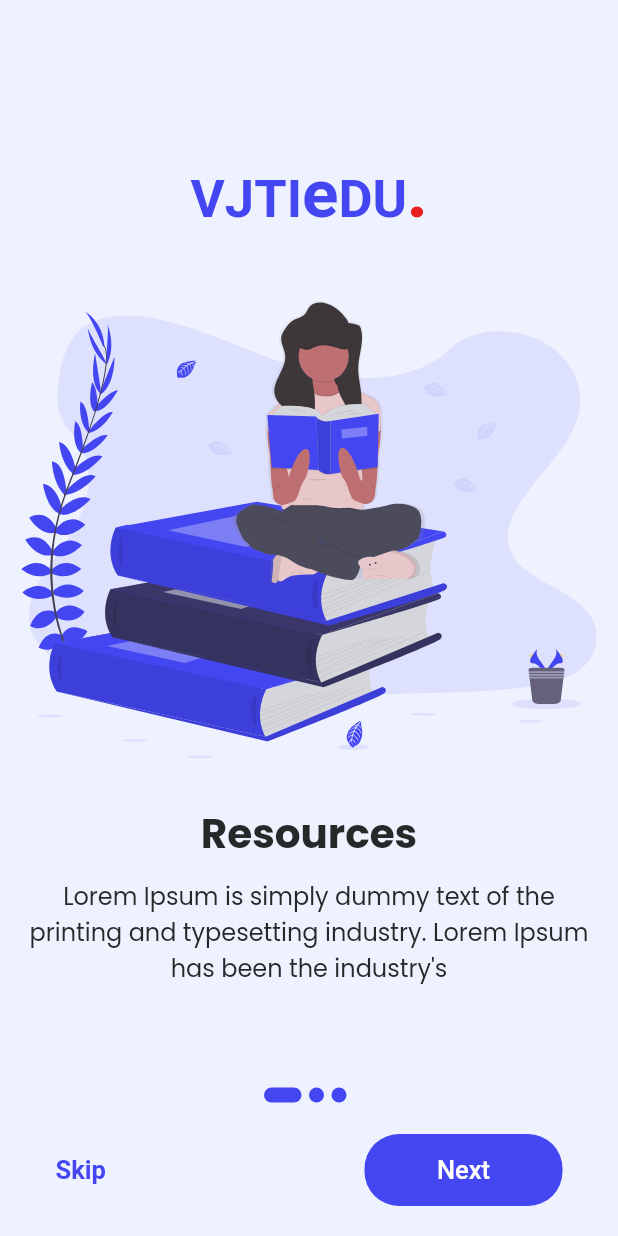
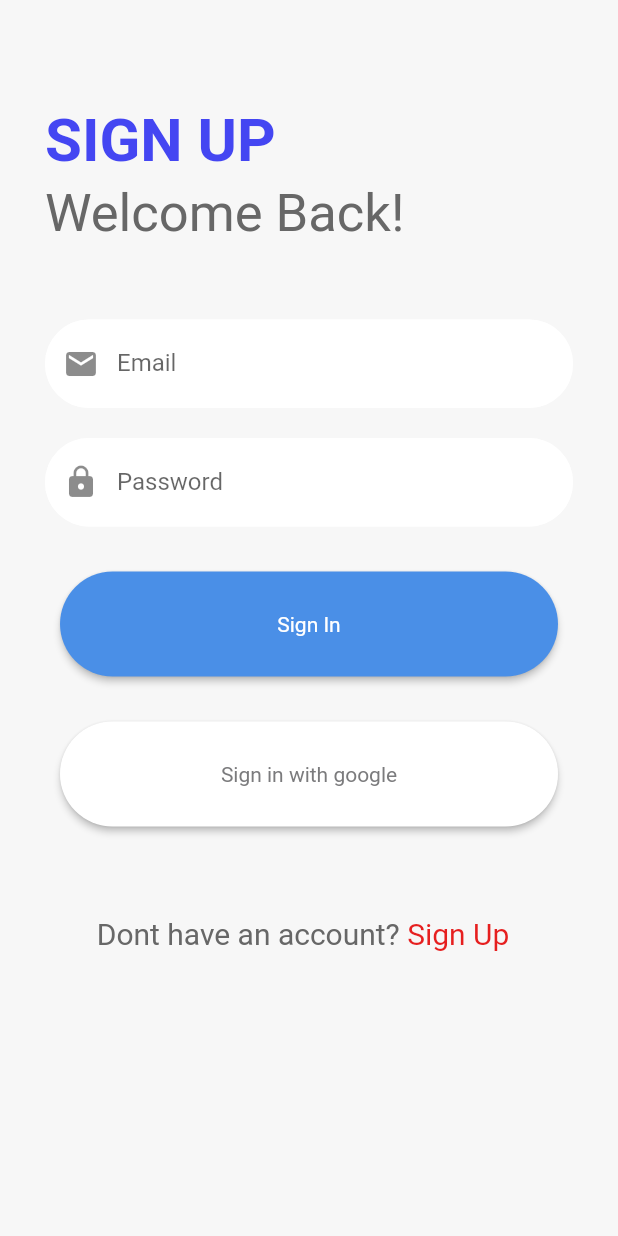
Before and after one commit to Anupamladdha/vjtiAssistant, a Flutter app: the screen it shows after launch, on a phone screen of 412 x 824 dp. Run offline on Flutter 3.47's test engine with Material 2 defaults, Android fonts, the phone set to English and light mode, and no system bars; our stand-ins replace flutter_svg.

Commit message:
Added login
added login  in screens, changed the first page to login for testing

```diff
--- /dev/null
+++ b/lib/Screens/Login/login.dart
@@ -0,0 +1,140 @@
+import 'package:flutter/material.dart';
+
+class Login extends StatelessWidget {
+  const Login({Key key}) : super(key: key);
+
+  @override
+  Widget build(BuildContext context) {
+    return MaterialApp(
+      home: Scaffold(
+        backgroundColor: Color(0xffF7F7F7),
+        body: SafeArea(
+          child: Container(
+            margin: EdgeInsets.fromLTRB(30, 70, 30, 60),
+            child: Column(
+              crossAxisAlignment: CrossAxisAlignment.start,
+              children: [
+                Container(
+                  margin: EdgeInsets.only(bottom: 5.0),
+                  child: Text(
+                    'SIGN UP',
+                    style: TextStyle(
+                      fontSize: 40.0,
+                      color: Color(0xff4446F2),
+                      fontFamily: 'Roboto',
+                      fontWeight: FontWeight.w700,
+                    ),
+                  ),
+                ),
+                Container(
+                  margin: EdgeInsets.only(bottom: 50.0),
+                  child: Text(
+                    'Welcome Back!',
+                    style: TextStyle(
+                      fontSize: 35.0,
+                      color: Color(0xff676767),
+                      fontFamily: 'Roboto',
+                    ),
+                  ),
+                ),
+                Form(
+                  child: Column(
+                    children: [
+                      Container(
+                        margin: EdgeInsets.only(bottom: 20.0),
+                        child: TextFormField(
+                          decoration: InputDecoration(
+                            prefixIcon: Icon(Icons.email),
+                            labelText: 'Email',
+                            filled: true,
+                            fillColor: Colors.white,
+                            contentPadding: EdgeInsets.all(20.0),
+                            enabledBorder: OutlineInputBorder(
+                              borderRadius: BorderRadius.circular(30.0),
+                              borderSide: BorderSide(color: Colors.white),
+                            ),
+                          ),
+                        ),
+                      ),
+                      Container(
+                        margin: EdgeInsets.only(bottom: 30.0),
+                        child: TextFormField(
+                          obscureText: true,
+                          decoration: InputDecoration(
+                            prefixIcon: Icon(Icons.lock),
+                            labelText: 'Password',
+                            filled: true,
+                            fillColor: Colors.white,
+                            contentPadding: EdgeInsets.all(20.0),
+                            enabledBorder: OutlineInputBorder(
+                              borderRadius: BorderRadius.circular(30.0),
+                              borderSide: BorderSide(color: Colors.white),
+                            ),
+                          ),
+                        ),
+                      ),
+                      Container(
+                        margin: EdgeInsets.only(bottom: 30.0),
+                        width: 332.0,
+                        height: 70.0,
+                        child: ElevatedButton(
+                          style: ElevatedButton.styleFrom(
+                            primary: Color(0xff4A8FE7),
+                            onPrimary: Colors.white,
+                            shape: RoundedRectangleBorder(
+                              borderRadius: new BorderRadius.circular(50.0),
+                            ),
+                          ),
+                          child: Text('Sign In'),
+                          onPressed: () => print('hi'),
+                        ),
+                      ),
+                      Container(
+                        margin: EdgeInsets.only(bottom: 60.0),
+                        width: 332.0,
+                        height: 70.0,
+                        child: ElevatedButton(
+                          style: ElevatedButton.styleFrom(
+                            onPrimary: Color(0xff6767678),
+                            primary: Colors.white,
+                            shape: RoundedRectangleBorder(
+                                borderRadius: new BorderRadius.circular(50.0)),
+                          ),
+                          child: Text('Sign in with google'),
+                          onPressed: () => print('hi'),
+                        ),
+                      ),
+                      Container(
+                        width: 283,
+                        child: Row(
+                          children: [
+                            Text(
+                              'Dont have an account? ',
+                              style: TextStyle(
+                                fontSize: 20.0,
+                                color: Color(0xff676767),
+                                fontFamily: 'Roboto',
+                              ),
+                            ),
+                            Text(
+                              'Sign Up',
+                              style: TextStyle(
+                                fontSize: 20.0,
+                                color: Color(0xffE61F1F),
+                                fontFamily: 'Roboto',
+                              ),
+                            ),
+                          ],
+                        ),
+                      ),
+                    ],
+                  ),
+                ),
+              ],
+            ),
+          ),
+        ),
+      ),
+    );
+  }
+}
--- a/lib/main.dart
+++ b/lib/main.dart
@@ -1,8 +1,9 @@
 import 'package:flutter/material.dart';
 import 'Screens/OnBoarding/OnBoardingScreen.dart';
+import 'Screens/Login/login.dart';
 
 void main() {
-  runApp(MyApp());
+  runApp(Login());
 }
 
 class MyApp extends StatelessWidget {
```
Also changed, not shown: pubspec.yaml (+9 -1 lines), fonts/Roboto-Black.ttf (added), fonts/Roboto-BlackItalic.ttf (added), fonts/Roboto-Bold.ttf (added), fonts/Roboto-BoldItalic.ttf (added), fonts/Roboto-Italic.ttf (added), fonts/Roboto-Light.ttf (added), fonts/Roboto-LightItalic.ttf (added), fonts/Roboto-Medium.ttf (added), fonts/Roboto-MediumItalic.ttf (added), fonts/Roboto-Regular.ttf (added), fonts/Roboto-Thin.ttf (added), fonts/Roboto-ThinItalic.ttf (added), pubspec.lock.
